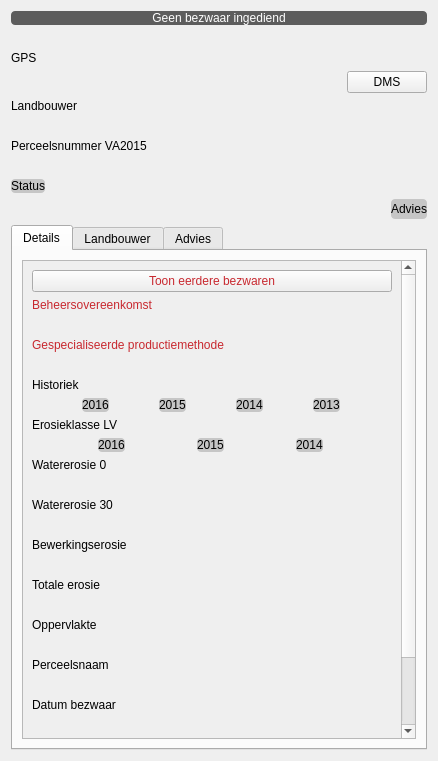
First picture: the form in ui_parcelinfocontentwidget.ui, repository DOV-Vlaanderen/erosiebezwaren, before the edit.
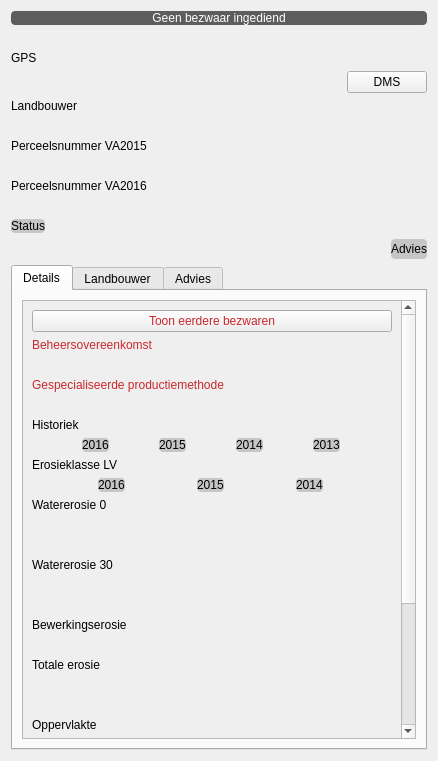
Second picture: the form after the edit. Custom widgets are drawn as their Qt base class.

```diff
--- a/ui_parcelinfocontentwidget.ui
+++ b/ui_parcelinfocontentwidget.ui
@@ -142,6 +142,32 @@
      <property name="indent">
       <number>20</number>
      </property>
+     <property name="buddy">
+      <cstring>lb_perceelsnr_va2015</cstring>
+     </property>
+    </widget>
+   </item>
+   <item>
+    <widget class="QLabel" name="lb_perceelsnr_va2016">
+     <property name="text">
+      <string>Perceelsnummer VA2016</string>
+     </property>
+    </widget>
+   </item>
+   <item>
+    <widget class="ValueLabel" name="efw2_perceelsnr_va_2016">
+     <property name="styleSheet">
+      <string notr="true">* { font-style: italic; }</string>
+     </property>
+     <property name="text">
+      <string/>
+     </property>
+     <property name="indent">
+      <number>20</number>
+     </property>
+     <property name="buddy">
+      <cstring>lb_perceelsnr_va2016</cstring>
+     </property>
     </widget>
    </item>
    <item>
@@ -230,9 +256,9 @@
           <property name="geometry">
            <rect>
             <x>0</x>
-            <y>-30</y>
+            <y>0</y>
             <width>383</width>
-            <height>728</height>
+            <height>806</height>
            </rect>
           </property>
           <layout class="QVBoxLayout" name="verticalLayout_8">
@@ -489,7 +515,20 @@
             </widget>
            </item>
            <item>
-            <widget class="QLabel" name="lb_watererosie_30_2015">
+            <widget class="QLabel" name="efw_watererosie_0_2016">
+             <property name="styleSheet">
+              <string notr="true">* { font-style: italic;}</string>
+             </property>
+             <property name="text">
+              <string/>
+             </property>
+             <property name="indent">
+              <number>20</number>
+             </property>
+            </widget>
+           </item>
+           <item>
+            <widget class="QLabel" name="lb_watererosie_30">
              <property name="text">
               <string>Watererosie 30</string>
              </property>
@@ -509,7 +548,20 @@
             </widget>
            </item>
            <item>
-            <widget class="QLabel" name="lb_bewerkingserosie_2015">
+            <widget class="QLabel" name="efw_watererosie_30_2016">
+             <property name="styleSheet">
+              <string notr="true">* { font-style: italic;}</string>
+             </property>
+             <property name="text">
+              <string/>
+             </property>
+             <property name="indent">
+              <number>20</number>
+             </property>
+            </widget>
+           </item>
+           <item>
+            <widget class="QLabel" name="lb_bewerkingserosie">
              <property name="text">
               <string>Bewerkingserosie</string>
              </property>
@@ -548,6 +600,19 @@
              </property>
             </widget>
            </item>
+           <item>
+            <widget class="QLabel" name="efw_totale_erosie_2016">
+             <property name="styleSheet">
+              <string notr="true">* { font-style: italic;}</string>
+             </property>
+             <property name="text">
+              <string/>
+             </property>
+             <property name="indent">
+              <number>20</number>
+             </property>
+            </widget>
+           </item>
            <item>
             <widget class="QLabel" name="lb_oppervlakte">
              <property name="text">
```
Left out of the diff: 7 changed lines with no effect on the pictures.
